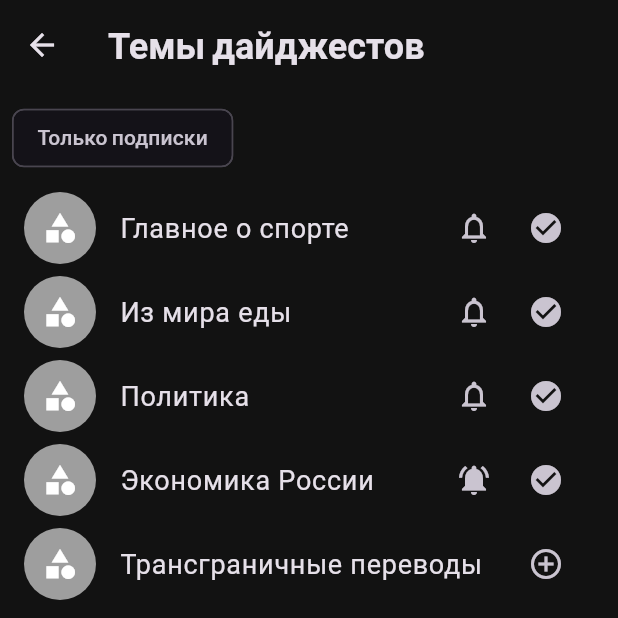
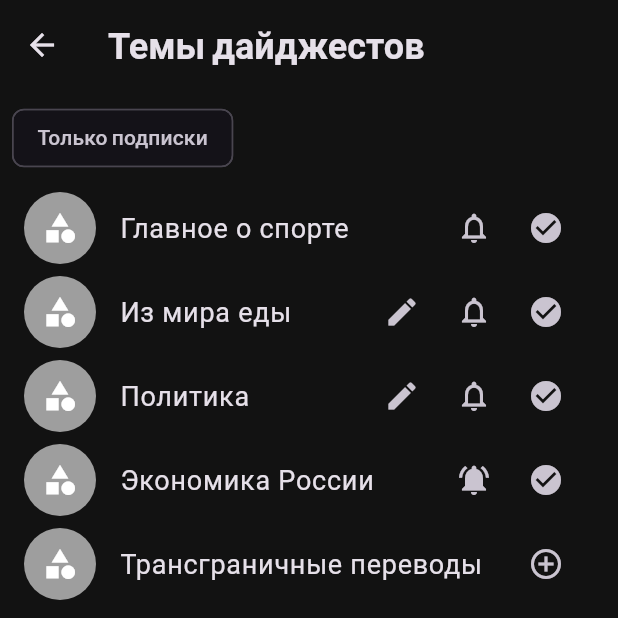
Before and after one commit to KcasTischaWattt/crosswords-mobile-app, a Flutter app: the AllDigestTopicsPage screen opened directly, on a phone screen of 412 x 824 dp, the top half of it. Run offline on Flutter 3.47's test engine with Material 3 defaults, Android fonts, the phone set to English and light mode, and no system bars; our stand-ins replace google_fonts, velocity_x.

Commit message:
Refactor subscription list and item widgets for improved readability

```diff
--- a/lib/screens/all_digest_topics_page.dart
+++ b/lib/screens/all_digest_topics_page.dart
@@ -18,7 +18,8 @@ class _AllDigestTopicsPageState extends State<AllDigestTopicsPage> {
     super.initState();
     Future.microtask(() {
       if (!mounted) return;
-      final provider = Provider.of<SubscriptionProvider>(context, listen: false);
+      final provider =
+          Provider.of<SubscriptionProvider>(context, listen: false);
       if (provider.subscriptions.isEmpty) {
         provider.loadSubscriptions();
       }
@@ -27,7 +28,9 @@ class _AllDigestTopicsPageState extends State<AllDigestTopicsPage> {
 
   Widget _buildSubscriptionList(SubscriptionProvider provider) {
     final subscriptions = _showOnlySubscriptions
-        ? provider.subscriptions.where((sub) => sub.subscribeOptions.subscribed).toList()
+        ? provider.subscriptions
+            .where((sub) => sub.subscribeOptions.subscribed)
+            .toList()
         : provider.subscriptions;
 
     if (subscriptions.isEmpty) {
@@ -43,7 +46,8 @@ class _AllDigestTopicsPageState extends State<AllDigestTopicsPage> {
     );
   }
 
-  Widget _buildSubscriptionItem(Subscription subscription, SubscriptionProvider provider) {
+  Widget _buildSubscriptionItem(
+      Subscription subscription, SubscriptionProvider provider) {
     return ListTile(
       leading: const CircleAvatar(
         radius: 24,
@@ -54,6 +58,16 @@ class _AllDigestTopicsPageState extends State<AllDigestTopicsPage> {
       trailing: Row(
         mainAxisSize: MainAxisSize.min,
         children: [
+          if (subscription.isOwner && subscription.subscribeOptions.subscribed)
+            IconButton(
+              icon: const Icon(Icons.edit),
+              onPressed: () {
+                ScaffoldMessenger.of(context).showSnackBar(
+                  SnackBar(
+                      content: Text("Редактирование: ${subscription.title}")),
+                );
+              },
+            ),
           if (subscription.subscribeOptions.subscribed)
             IconButton(
               icon: Icon(subscription.subscribeOptions.mobileNotifications
@@ -62,7 +76,8 @@ class _AllDigestTopicsPageState extends State<AllDigestTopicsPage> {
               onPressed: () {
                 provider.updateSubscription(subscription.copyWith(
                   subscribeOptions: subscription.subscribeOptions.copyWith(
-                    mobileNotifications: !subscription.subscribeOptions.mobileNotifications,
+                    mobileNotifications:
+                        !subscription.subscribeOptions.mobileNotifications,
                   ),
                 ));
               },
```
